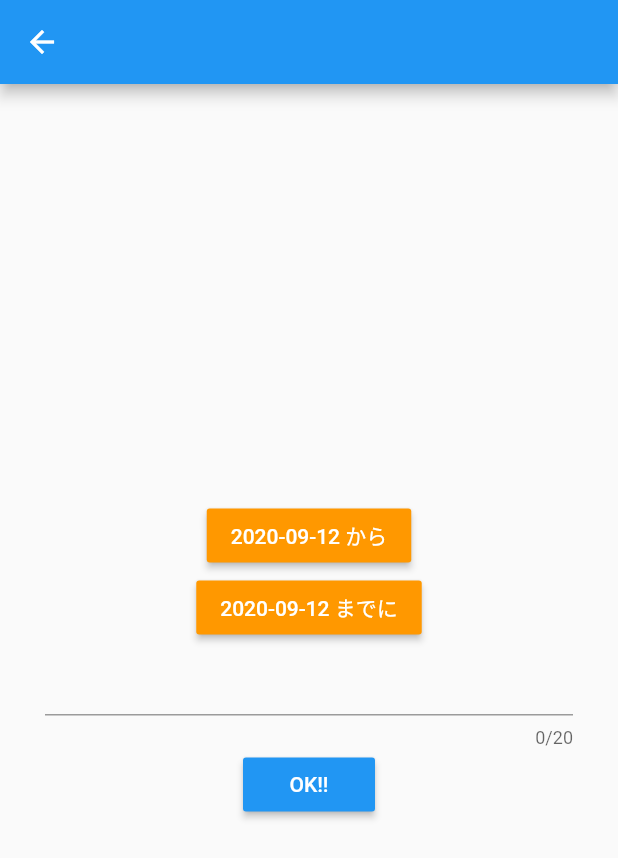
After one commit to mk422756/deadline_todo, a Flutter app: the CreateTodo screen opened by its route, on a phone screen of 412 x 824 dp. The commit adds this screen. Shown: the top 858 px of the screen. Run offline on Flutter 3.47's test engine with Material 2 defaults, Android fonts, the light colour scheme and no system bars; our stand-ins replace sqflite; accounts and stored records are empty.

Commit message:
TODO作成画面をコンポーネント化

```diff
--- a/lib/main.dart
+++ b/lib/main.dart
@@ -1,6 +1,6 @@
-import 'package:deadline_todo/screens/create_todo.dart';
-import 'package:deadline_todo/screens/todo_detail.dart';
-import 'package:deadline_todo/screens/top_page.dart';
+import 'package:deadline_todo/ui/screens/create_todo.dart';
+import 'package:deadline_todo/ui/screens/todo_detail.dart';
+import 'package:deadline_todo/ui/screens/top_page.dart';
 import 'package:flutter/material.dart';
 
 void main() {
--- /dev/null
+++ b/lib/ui/components/todo_editor.dart
@@ -0,0 +1,98 @@
+import 'package:deadline_todo/models/todo.dart';
+import 'package:deadline_todo/providers/todo_provider.dart';
+import 'package:flutter/material.dart';
+import 'package:intl/intl.dart';
+
+class TodoEditor extends StatefulWidget {
+  final String title;
+  final DateTime startDate;
+  final DateTime endDate;
+
+  TodoEditor(this.title, this.startDate, this.endDate);
+
+  @override
+  _TodoEditorState createState() => _TodoEditorState();
+}
+
+class _TodoEditorState extends State<TodoEditor> {
+  String _title = '';
+  DateTime _startDate = new DateTime.now();
+  DateTime _endDate = new DateTime.now();
+
+  void _handleTitle(String e) {
+    setState(() {
+      _title = e;
+    });
+  }
+
+  Future<DateTime> _selectDate(
+      BuildContext context, DateTime initialDate) async {
+    DateTime date = new DateTime.now();
+    final DateTime picked = await showDatePicker(
+        context: context,
+        initialDate: initialDate,
+        firstDate: new DateTime(2016),
+        lastDate: new DateTime.now().add(new Duration(days: 360)));
+    if (picked != null) {
+      date = picked;
+    }
+
+    return date;
+  }
+
+  @override
+  Widget build(BuildContext context) {
+    return Column(
+      mainAxisAlignment: MainAxisAlignment.center,
+      children: [
+        RaisedButton(
+          child: Text(DateFormat('yyyy-MM-dd').format(_startDate) + " から"),
+          color: Colors.orange,
+          textColor: Colors.white,
+          onPressed: () async {
+            var date = await _selectDate(context, _startDate);
+            setState(() {
+              _startDate = date;
+            });
+          },
+        ),
+        RaisedButton(
+          child: Text(DateFormat('yyyy-MM-dd').format(_endDate) + " までに"),
+          color: Colors.orange,
+          textColor: Colors.white,
+          onPressed: () async {
+            var date = await _selectDate(context, _endDate);
+            setState(() {
+              _endDate = date;
+            });
+          },
+        ),
+        Container(
+          padding: EdgeInsets.symmetric(horizontal: 30.0),
+          child: new TextField(
+            enabled: true,
+            // 入力数
+            maxLength: 20,
+            maxLengthEnforced: false,
+            style: TextStyle(color: Colors.blue),
+            obscureText: false,
+            maxLines: 1,
+            //パスワード
+            onChanged: _handleTitle,
+          ),
+        ),
+        RaisedButton(
+          child: Text("OK!!"),
+          color: Colors.blue,
+          textColor: Colors.white,
+          onPressed: () async {
+            Todo todo = Todo(_title, _startDate, _endDate);
+            TodoProvider provider = TodoProvider();
+            await provider.insert(todo);
+            Navigator.pop(context);
+          },
+        ),
+      ],
+    );
+  }
+}
--- /dev/null
+++ b/lib/ui/screens/create_todo.dart
@@ -0,0 +1,20 @@
+import 'package:deadline_todo/ui/components/todo_editor.dart';
+import 'package:flutter/material.dart';
+
+class CreateTodo extends StatelessWidget {
+  static final route = "/create_todo";
+
+  @override
+  Widget build(BuildContext context) {
+    return Scaffold(
+      appBar: AppBar(),
+      body: Center(
+        child: TodoEditor(
+          "",
+          DateTime.now(),
+          DateTime.now(),
+        ),
+      ),
+    );
+  }
+}
--- a/lib/screens/top_page.dart
+++ b/lib/ui/screens/top_page.dart
@@ -1,7 +1,7 @@
 import 'package:deadline_todo/models/todo.dart';
 import 'package:deadline_todo/providers/todo_provider.dart';
-import 'package:deadline_todo/screens/create_todo.dart';
-import 'package:deadline_todo/screens/todo_detail.dart';
+import 'package:deadline_todo/ui/screens/create_todo.dart';
+import 'package:deadline_todo/ui/screens/todo_detail.dart';
 import 'package:flutter/material.dart';
 
 class TopPage extends StatefulWidget {
```
Also changed, not shown: lib/screens/create_todo.dart (deleted, +0 -98 lines), lib/ui/screens/todo_detail.dart (renamed from lib/screens/todo_detail.dart).
